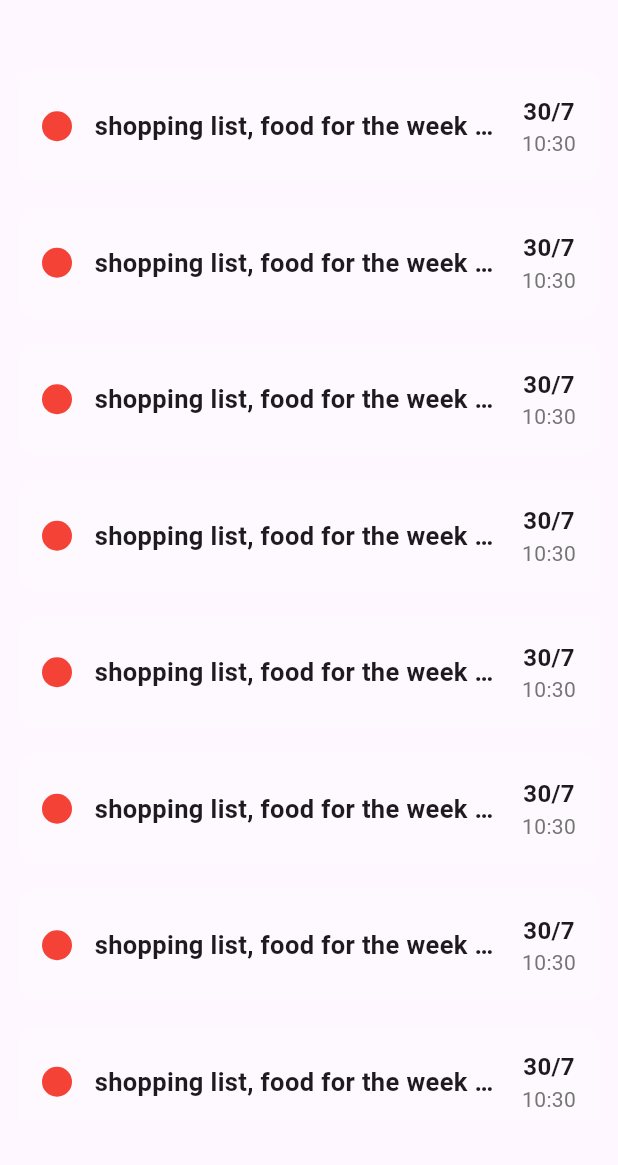
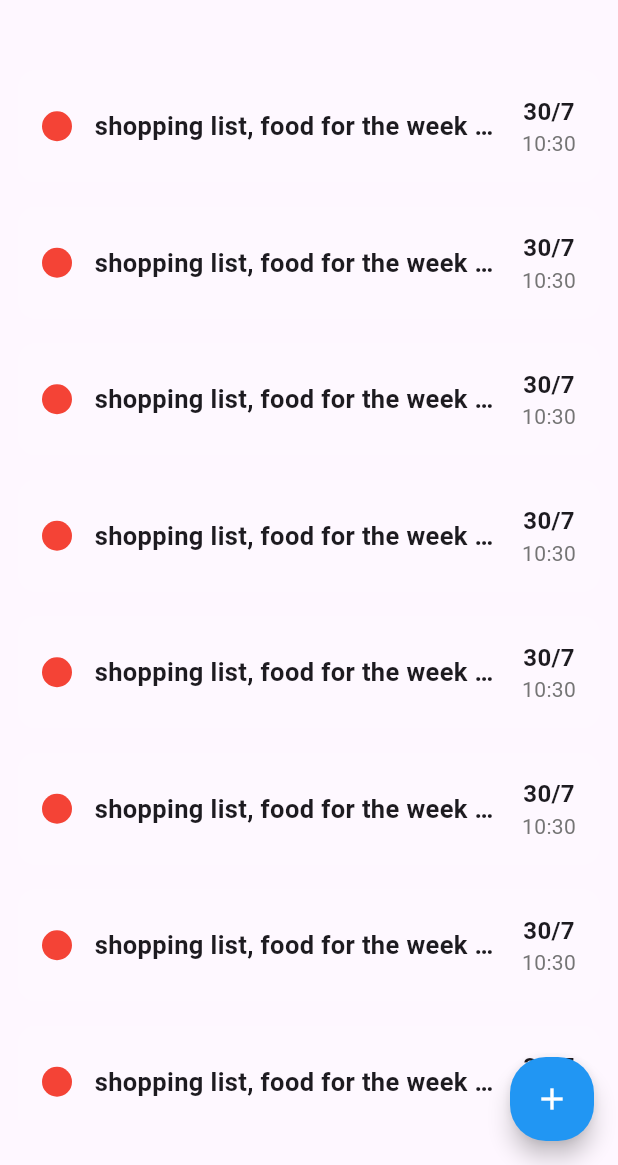
Before and after one commit to alyAly12/todo-app, a Flutter app: the screen it shows after launch, on a phone screen of 412 x 824 dp, the part 71-1236 px from its top. Run offline on Flutter 3.47's test engine with Material 2 defaults, Android fonts, the phone set to English and light mode, and no system bars.

Commit message:
add floating action button

```diff
--- a/lib/view/notes_view.dart
+++ b/lib/view/notes_view.dart
@@ -7,6 +7,14 @@ class NotesView extends StatelessWidget {
   @override
   Widget build(BuildContext context) {
     return Scaffold(
+      floatingActionButton: FloatingActionButton(
+        backgroundColor: Colors.blue,
+        shape: RoundedRectangleBorder(
+          borderRadius: BorderRadius.circular(24),
+        ),
+          onPressed: (){},
+        child: const Icon(Icons.add,color: Colors.white,),
+      ),
       appBar: AppBar(
         elevation: 0,
         centerTitle: true,
--- a/lib/view/widgets/note_item.dart
+++ b/lib/view/widgets/note_item.dart
@@ -1,13 +1,7 @@
 import 'package:flutter/material.dart';
 
-class NoteItem extends StatefulWidget {
-  const NoteItem({super.key});
-
-  @override
-  State<NoteItem> createState() => _NoteItemState();
-}
-
-class _NoteItemState extends State<NoteItem> {
+class NoteItem extends StatelessWidget {
+  const NoteItem({super.key, });
 
   @override
   Widget build(BuildContext context) {
@@ -25,7 +19,7 @@ class _NoteItemState extends State<NoteItem> {
           Container(
             width: 20,
             height: 20,
-            decoration: const BoxDecoration(
+            decoration:  const BoxDecoration(
               shape: BoxShape.circle,
               color: Colors.red
             ),
@@ -48,7 +42,8 @@ class _NoteItemState extends State<NoteItem> {
                 '${now.day}/${now.month}',
               style: const TextStyle(
                 fontWeight: FontWeight.w700,
-                fontSize: 16
+                fontSize: 16,
+
               ),
               ),
               Text('$hour:$minute',
```
Also changed, not shown: lib/view/widgets/notes_list_view.dart (+10 -3 lines).
